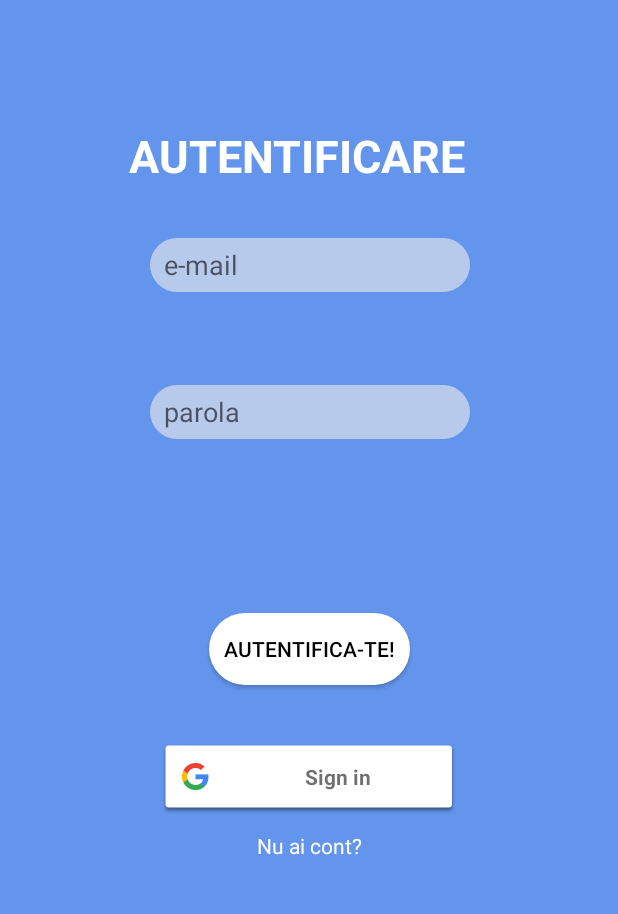
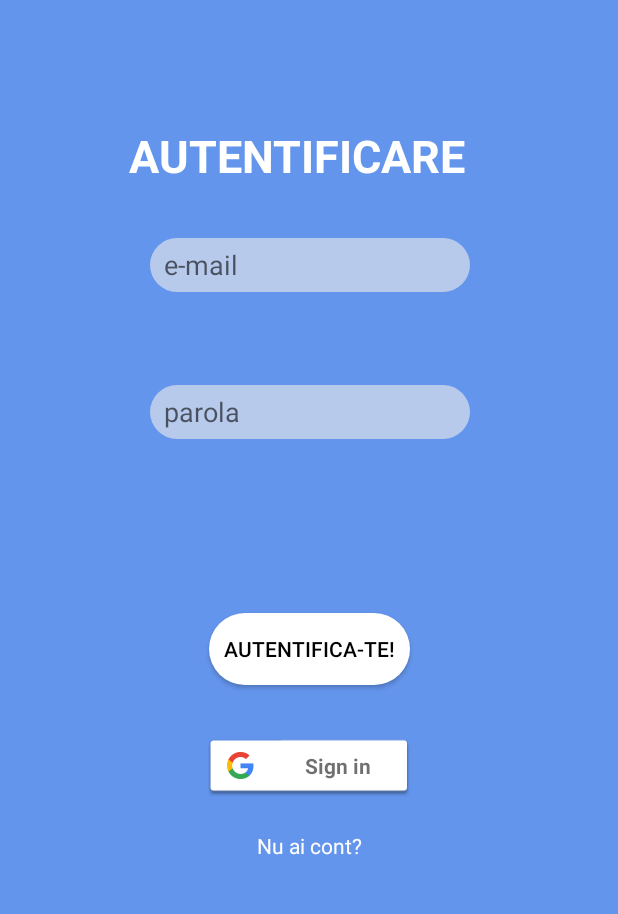
Before and after one commit to laur4444/Hackathon2, an Android app: the screen it shows after launch (LoginActivity), on a phone screen of 412 x 824 dp, the part 278-1192 px from its top. Run offline under Robolectric (Android 15) with nearby library versions, the phone set to English and light mode, and no system bars; our stand-ins replace Firebase (no records; nobody signed in at launch, a user with empty details on screens opened directly); Roboto replaces fonts that are not available here.

Commit message:
Versiune stabila

```diff
--- a/app/src/main/res/layout/activity_login.xml
+++ b/app/src/main/res/layout/activity_login.xml
@@ -105,8 +105,8 @@
 
     <com.google.android.gms.common.SignInButton
         android:id="@+id/googleButton"
-        android:layout_width="200dp"
-        android:layout_height="50dp"
+        android:layout_width="140dp"
+        android:layout_height="42dp"
         android:layout_marginBottom="8dp"
         android:layout_marginEnd="8dp"
         android:layout_marginStart="8dp"
@@ -115,7 +115,7 @@
         app:layout_constraintEnd_toEndOf="parent"
         app:layout_constraintStart_toStartOf="parent"
         app:layout_constraintTop_toTopOf="parent"
-        app:layout_constraintVertical_bias="0.884">
+        app:layout_constraintVertical_bias="0.87">
 
     </com.google.android.gms.common.SignInButton>
 
```
